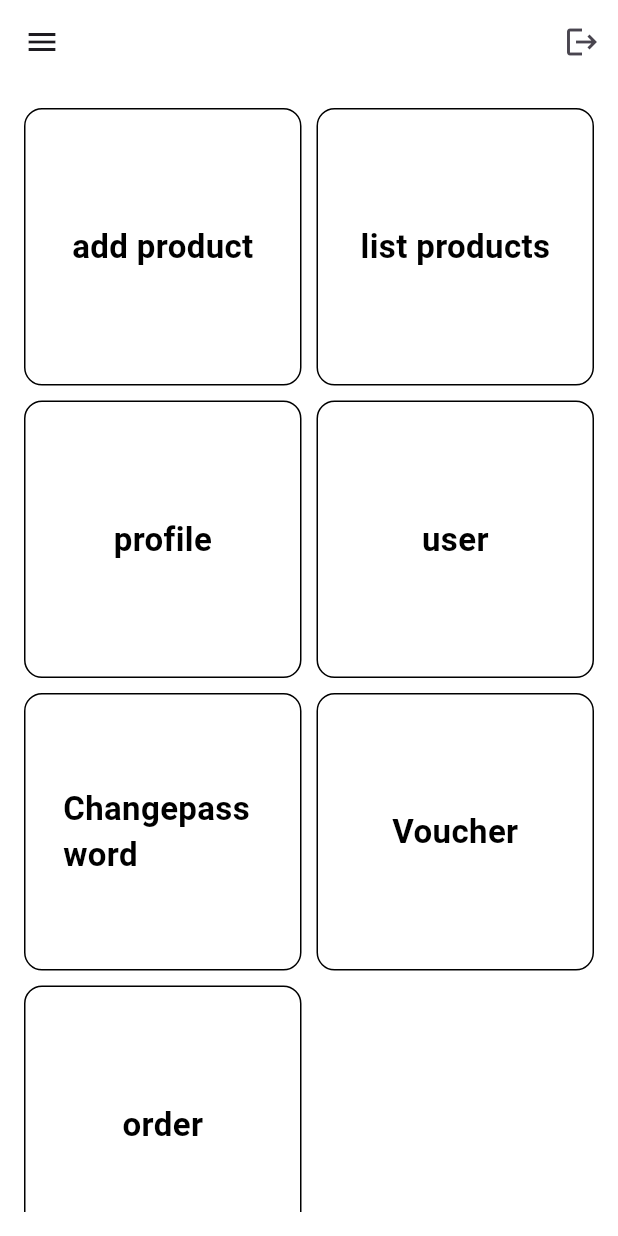
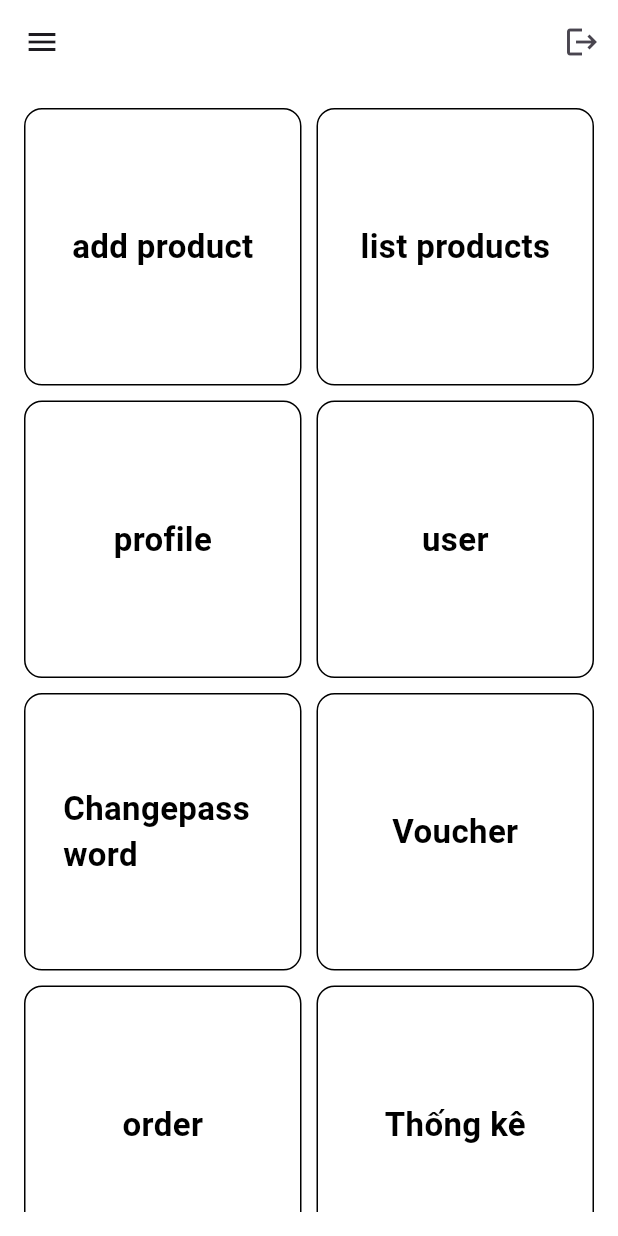
Before and after one commit to DoTung0105/doantotnghiep, a Flutter app: the HomeScreen screen opened directly, on a phone screen of 412 x 824 dp. Run offline on Flutter 3.47's test engine with Material 3 defaults, Android fonts, the light colour scheme and no system bars; our stand-ins replace carousel_slider, cloud_firestore, firebase_auth, firebase_core, firebase_storage, geocoding and 8 more; accounts and stored records are empty.

Commit message:
thong ke cho admin

```diff
--- a/fashionhub/lib/main.dart
+++ b/fashionhub/lib/main.dart
@@ -6,6 +6,7 @@ import 'package:fashionhub/view/changepassword_screen.dart';
 import 'package:fashionhub/view/forgotpass_screen.dart';
 
 import 'package:fashionhub/view/login_screen.dart';
+import 'package:fashionhub/view/statistics_screen.dart';
 import 'package:fashionhub/view/users_screen.dart';
 import 'package:fashionhub/view/voucher_screen.dart';
 import 'package:fashionhub/viewmodel/cart_viewmodel.dart';
--- a/fashionhub/lib/view/home_screen.dart
+++ b/fashionhub/lib/view/home_screen.dart
@@ -5,6 +5,7 @@ import 'package:fashionhub/view/admin_user_order.dart';
 import 'package:fashionhub/view/changepassword_screen.dart';
 import 'package:fashionhub/view/list_product.dart';
 import 'package:fashionhub/view/login_screen.dart';
+import 'package:fashionhub/view/statistics_screen.dart';
 
 import 'package:fashionhub/view/user_profile_screen.dart';
 import 'package:fashionhub/view/users_screen.dart';
@@ -211,6 +212,29 @@ class HomeScreen extends StatelessWidget {
                   ),
                 ),
               ),
+              GestureDetector(
+                onTap: () => Navigator.of(context).push(
+                  MaterialPageRoute(builder: (context) => Statistics_Screen()),
+                ),
+                child: Container(
+                  decoration: BoxDecoration(
+                    border: Border.all(color: Colors.black),
+                    color: Colors.transparent,
+                    borderRadius: BorderRadius.circular(12),
+                  ),
+                  padding: const EdgeInsets.all(25.0),
+                  child: const Center(
+                    child: Text(
+                      'Thống kê',
+                      style: TextStyle(
+                        color: Colors.black,
+                        fontWeight: FontWeight.bold,
+                        fontSize: 22.0,
+                      ),
+                    ),
+                  ),
+                ),
+              ),
             ],
           ),
         ));
--- a/fashionhub/lib/viewmodel/user_order_viewmodel.dart
+++ b/fashionhub/lib/viewmodel/user_order_viewmodel.dart
@@ -76,6 +76,4 @@ class User_Order_ViewModel extends ChangeNotifier {
       print(e);
     }
   }
-
-  void notifyListeners() {}
 }
```
Also changed, not shown: fashionhub/lib/view/statistics_screen.dart (added, +44 -0 lines), fashionhub/lib/viewmodel/statistics_viewmodel.dart (added, +117 -0 lines).
